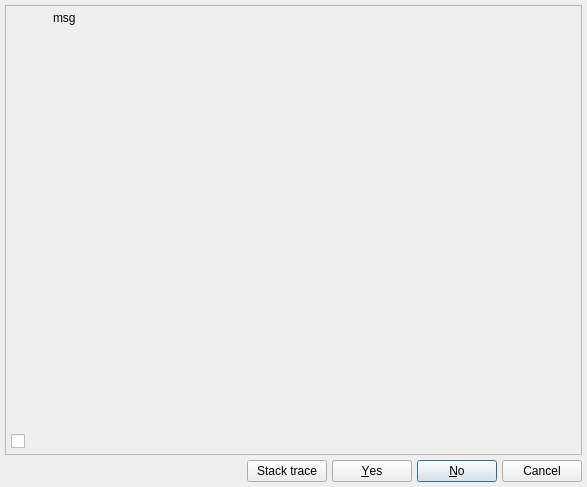
Old version of the form libs/libgui/ui/messagebox.ui in the repository arichiardi/pgmodeler.
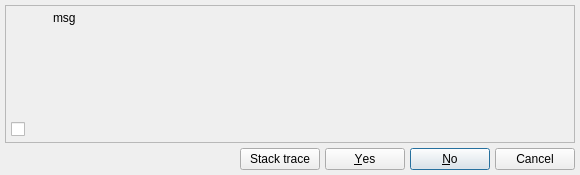
New version of the form. Icons and pictures are not drawn.

Diff of the .ui file:
```diff
--- a/libs/libgui/ui/messagebox.ui
+++ b/libs/libgui/ui/messagebox.ui
@@ -9,8 +9,8 @@
    <rect>
     <x>0</x>
     <y>0</y>
-    <width>587</width>
-    <height>487</height>
+    <width>580</width>
+    <height>175</height>
    </rect>
   </property>
   <property name="sizePolicy">
```
Left out of the diff: 104 changed lines with no effect on the pictures.
